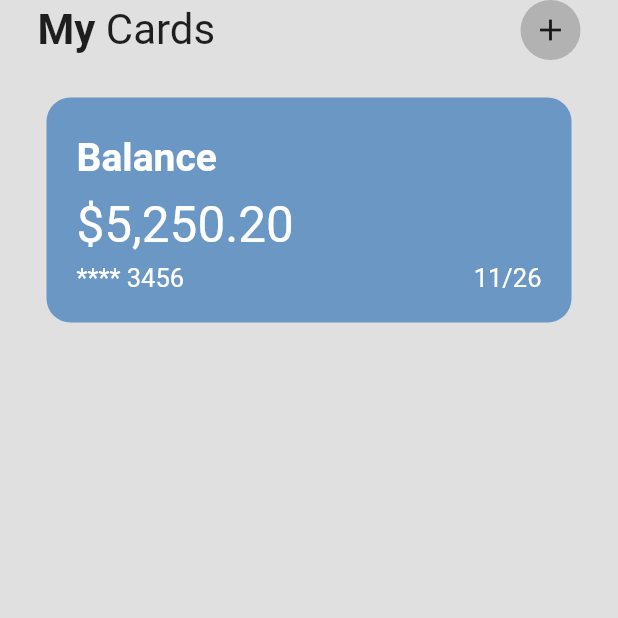
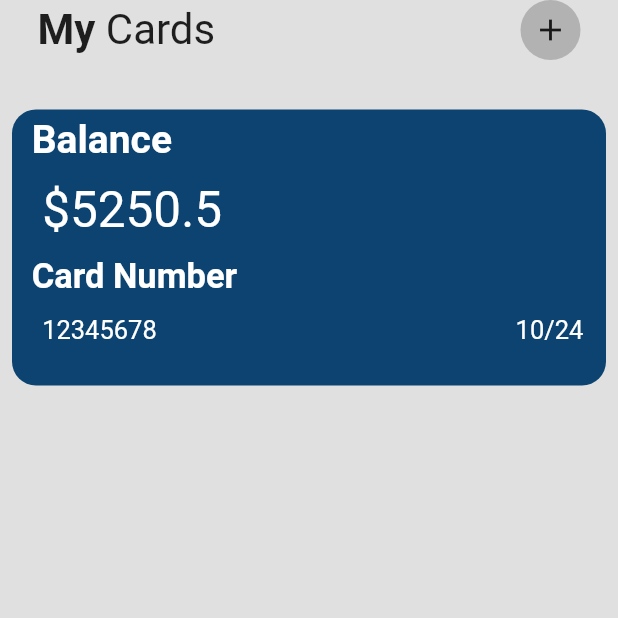
Before and after one commit to Marques960/Wallet-App-UI, a Flutter app: the screen it shows after launch, on a phone screen of 412 x 824 dp, the top half of it. Run offline on Flutter 3.47's test engine with Material 2 defaults, Android fonts, the phone set to English and light mode, and no system bars.

Commit message:
12/11 23:00

```diff
--- a/MoneyMind/lib/pages/home_page.dart
+++ b/MoneyMind/lib/pages/home_page.dart
@@ -1,3 +1,4 @@
+import 'package:app/util/my_card.dart';
 import 'package:flutter/material.dart';
 
 class HomePage extends StatefulWidget {
@@ -54,76 +55,44 @@ class _HomePageState extends State<HomePage> {
 
         const SizedBox(height: 25),
 
-          //Cards
-          Container(
-            //Largura do container
-            width: 350,
-            //aumentar a grossura do container
-            padding:const EdgeInsets.all(20),
-            decoration: BoxDecoration(
-              // cor do fundo do container
-              color: const Color.fromARGB(255, 106, 151, 196),
-              //bordas redondas
-              borderRadius: BorderRadius.circular(16),
+        //Cards
+        // ignore: sized_box_for_whitespace
+        Container(
+          height: 200,
+          child: PageView(
+              scrollDirection: Axis.horizontal,
+          children: const [
+            // 1º cartão
+            MyCard(
+              balance: 5250.50,
+              cardNumber: 12345678,
+              experyMonth: 10,
+              experyYear: 24,
+              color: Color.fromARGB(255, 12, 67, 112),
             ),
-            child: const Column(
-              crossAxisAlignment: CrossAxisAlignment.start,
-              children: [
-                //formatação balance
-                SizedBox(
-                      height: 5,
-                      ),
-                Text(
-                  'Balance',
-                    style: TextStyle(
-                      color: Colors.white,
-                      fontSize: 26,
-                      fontWeight: FontWeight.bold,
-                    ),
-                ),
-                    SizedBox(
-                      height: 10,
-                      ),
-                //dinheiro na conta
-                Text(
-                  '\$5,250.20',
-                    style: TextStyle(
-                      color: Colors.white,
-                      fontSize: 33,
-                    ),
-                  ),
-                      SizedBox(
-                        height: 6,
-                      ),
-                //row funciona como um organizar de widegts horizontalmente
-                // assim como o column
-                Row(
-                  mainAxisAlignment: MainAxisAlignment.spaceBetween,
-                  children: [
-                  //numero de cartão
-                  Text(
-                    '**** 3456',
-                      style: TextStyle(
-                        color: Colors.white,
-                        fontSize: 17,
-                      ),
-                    ),
-                  //data em que espira o cartão
-                  Text(
-                    '11/26',
-                      style: TextStyle(
-                        color: Colors.white,
-                        fontSize: 17,
-                      ),
-                    ),
-                ],)
+            // 2º cartão
+            MyCard(
+              balance: 100000.50,
+              cardNumber: 87654321,
+              experyMonth: 12,
+              experyYear: 30,
+              color: Color.fromARGB(255, 67, 168, 67),
+            ),
+            // 3º cartão
+            MyCard(
+              balance: 1200.62,
+              cardNumber: 3283723723,
+              experyMonth: 06,
+              experyYear: 22,
+              color: Color.fromARGB(255, 194, 130, 186),
+            ),
 
-              ],
-            ),
-          ),
 
+
+          ]),
+        ),
           //3 buttons -> send + pay + bills
-          //
+
           //column -> stats + transactions
 
       ]),
--- /dev/null
+++ b/MoneyMind/lib/util/my_card.dart
@@ -0,0 +1,123 @@
+import 'package:flutter/material.dart';
+// ignore_for_file: prefer_interpolation_to_compose_strings
+// ignore_for_file: prefer_const_constructors
+// ignore_for_file: prefer_const_literals_to_create_immutable
+// ignore_for_file: prefer_const_literals_to_create_immutables
+
+
+class MyCard extends StatelessWidget {
+
+    final double balance;
+    final int cardNumber;
+    final int experyMonth;
+    final int experyYear;
+    // ignore: prefer_typing_uninitialized_variables
+    final color;
+
+  const MyCard ({
+    Key? key,
+    required this.balance,
+    required this.cardNumber,
+    required this.experyMonth,
+    required this.experyYear,
+    required this.color,
+  }) : super(key : key);
+
+  @override
+  Widget build(BuildContext context) {
+    return  Padding(
+      padding: const EdgeInsets.all(8.0),
+      child: Container(
+
+              //Largura do container
+              width: 350,
+              //padding para ter uma 'largura' entre os 3 cartões
+              padding:const EdgeInsets.symmetric(horizontal: .10),
+              //aumentar a grossura do container
+              decoration: BoxDecoration(
+                // cor do fundo do container
+                color: color,
+                //bordas redondas
+                borderRadius: BorderRadius.circular(16),
+              ),
+              child:  Column(
+                crossAxisAlignment: CrossAxisAlignment.start,
+                children: [
+                  //formatação balance
+                  SizedBox(
+                        height: 5,
+                        ),
+                  //Balance
+                  Container(
+                    margin: EdgeInsets.only(left: 13.0),
+                    child: Text(
+                      'Balance',
+                        style: TextStyle(
+                          color: Colors.white,
+                          fontSize: 26,
+                          fontWeight: FontWeight.bold,
+                        ),
+                    ),
+                  ),
+                   SizedBox( height: 12,),
+                  //dinheiro na conta
+                  Container(
+                    margin: EdgeInsets.only(left:20.0),
+                    child:  Text(
+                      '\$' + balance.toString(),
+                        style: TextStyle(
+                          color: Colors.white,
+                          fontSize: 33,
+                      ),
+                    ),
+                  ),
+                  SizedBox(height: 12,),
+                  Container(
+                    margin: EdgeInsets.only(left: 13.0),
+                    child: Text(
+                      'Card Number',
+                        style: TextStyle(
+                          color: Colors.white,
+                          fontSize: 23,
+                          fontWeight: FontWeight.bold,
+                        ),
+                    ),
+                  ),
+
+                  SizedBox( height: 12,),
+                  //row funciona como um organizar de widegts horizontalmente
+                  // assim como o column
+                  Row(
+                    mainAxisAlignment: MainAxisAlignment.spaceBetween,
+                    children: [
+                      Container(
+                        margin: EdgeInsets.only(left: 20.0),
+                        child: Text(
+                        cardNumber.toString(),
+                          style: const TextStyle(
+                            color: Colors.white,
+                            fontSize: 17,
+                          ),
+                        ),
+                      ),
+                    //numero de cartão
+                    Container(
+                      margin: EdgeInsets.only(right: 15.0),
+                      child: Text(
+                      experyMonth.toString() + '/' + experyYear.toString(),
+                        style: TextStyle(
+                          color: Colors.white,
+                          fontSize: 17,
+                        ),
+                      ),
+                    ),
+                    //data em que espira o cartão
+
+                  ]),
+                ],
+              ),
+            ),
+    );
+
+  }
+}
```
